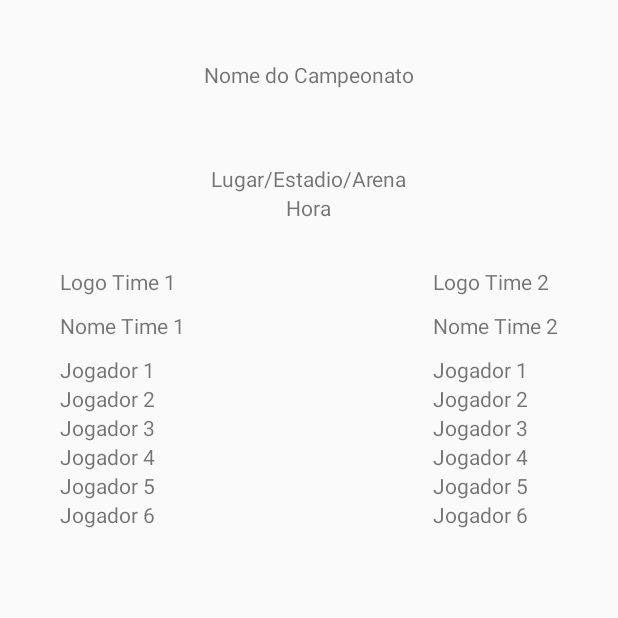
After one commit to igoremendonca/toGol-mobile, an Android app: the EventScreen screen opened directly, with no data from a screen before it, on a phone screen of 412 x 824 dp, the top half of it. The commit adds this screen. Run offline under Robolectric (Android 15) with nearby library versions, the phone set to English and light mode, and no system bars.

Commit message:
Tela de Evento
Inclusão da tela de evento.

```diff
--- a/ToGol/app/src/main/AndroidManifest.xml
+++ b/ToGol/app/src/main/AndroidManifest.xml
@@ -43,6 +43,14 @@
                 <category android:name="android.intent.category.LAUNCHER"/>
             </intent-filter>
         </activity>
+
+        <activity android:name=".EventScreen">
+            <intent-filter>
+                <action android:name="android.intent.action.MAIN"/>
+                <category android:name="android.intent.category.DEFAULT"/>
+            </intent-filter>
+        </activity>
+
     </application>
 
 </manifest>
--- /dev/null
+++ b/ToGol/app/src/main/java/bpm/togol/EventScreen.java
@@ -0,0 +1,34 @@
+package bpm.togol;
+
+import android.app.Activity;
+import android.os.Bundle;
+import android.widget.TextView;
+
+import org.w3c.dom.Text;
+
+/**
+ * Created by Igor on 27/05/2016.
+ */
+public class EventScreen extends Activity {
+
+    private TextView competitionName;
+    private TextView competitionPlace;
+    private TextView competitionHour;
+
+    @Override
+    protected void onCreate(Bundle savedInstanceState) {
+        super.onCreate(savedInstanceState);
+        setContentView(R.layout.event_screen);
+
+        competitionName = (TextView) findViewById(R.id.competitionName);
+        competitionPlace = (TextView) findViewById(R.id.competitionPlace);
+        competitionHour = (TextView) findViewById(R.id.competitionHour);
+
+        getCompetitionInfo();
+    }
+
+    public void getCompetitionInfo() {
+        //implementar a busca por informações sobre a competição e os jogadores
+
+    }
+}
--- a/ToGol/app/src/main/java/bpm/togol/MainActivity.java
+++ b/ToGol/app/src/main/java/bpm/togol/MainActivity.java
@@ -1,12 +1,14 @@
 package bpm.togol;
 
 import android.app.FragmentManager;
+import android.content.Intent;
 import android.graphics.Color;
 import android.graphics.Typeface;
 import android.support.v4.app.FragmentActivity;
 import android.os.Bundle;
 import android.view.Gravity;
 import android.view.View;
+import android.widget.Button;
 import android.widget.LinearLayout;
 import android.widget.TextView;
 
@@ -21,7 +23,7 @@ import com.google.android.gms.maps.model.MarkerOptions;
 
 import bpm.service.EventoService;
 
-public class MainActivity extends FragmentActivity implements OnMapReadyCallback {
+public class MainActivity extends FragmentActivity implements OnMapReadyCallback, GoogleMap.OnMarkerClickListener {
 
     private GoogleMap mMap;
 
@@ -67,7 +69,7 @@ public class MainActivity extends FragmentActivity implements OnMapReadyCallback
         LatLng point4 = new LatLng(-18.895410, -48.284324);
 
         mMap.addMarker(new MarkerOptions().position(point1).title("Amistoso Internacional").snippet("Buffalo Bills X New England Patriots\n22:00").icon(BitmapDescriptorFactory.fromResource(R.drawable.ic_footbal)));
-        mMap.addMarker(new MarkerOptions().position(point2).title("Copa Futel de Futsal").snippet("JuntoMisturados X Roosevelt\n19:00").icon(BitmapDescriptorFactory.fromResource(R.drawable.ic_soccer)));
+        mMap.addMarker(new MarkerOptions().position(point2). title("Copa Futel de Futsal").snippet("JuntoMisturados X Roosevelt\n19:00").icon(BitmapDescriptorFactory.fromResource(R.drawable.ic_soccer)));
         mMap.addMarker(new MarkerOptions().position(point3).title("Campeonato Mineiro de Futebol").snippet("Boa Esporte X Uberlandia\n20:00").icon(BitmapDescriptorFactory.fromResource(R.drawable.ic_soccer)));
         mMap.addMarker(new MarkerOptions().position(point4).title("Copa Uberlandense de Volei").snippet("Poderosas X MiniSaia\n18:00").icon(BitmapDescriptorFactory.fromResource(R.drawable.ic_volei)));
         mMap.setInfoWindowAdapter(new GoogleMap.InfoWindowAdapter() {
@@ -94,8 +96,21 @@ public class MainActivity extends FragmentActivity implements OnMapReadyCallback
                 snippet.setText(marker.getSnippet());
                 snippet.setGravity(Gravity.CENTER);
 
+                Button button = new Button(getBaseContext());
+                button.setText("Ver evento");
+                button.setClickable(true);
+                button.setOnClickListener(new View.OnClickListener() {
+                    @Override
+                    public void onClick(View v) {
+                        System.out.println("Passei aqui");
+                        Intent eventScreen = new Intent(getBaseContext(), EventScreen.class);
+                        startActivity(eventScreen);
+                    }
+                });
+
                 info.addView(title);
                 info.addView(snippet);
+                info.addView(button);
 
                 return info;
             }
@@ -108,4 +123,13 @@ public class MainActivity extends FragmentActivity implements OnMapReadyCallback
         DialogFragmentInicial dialogFragment = new DialogFragmentInicial();
         dialogFragment.show(fm, "Sample Fragment");
     }
+
+    @Override
+    public boolean onMarkerClick(Marker marker) {
+//        Intent eventScreen = new Intent(getBaseContext(), EventScreen.class);
+//        startActivity(eventScreen);
+        System.out.println("Passei por aqui");
+
+        return false;
+    }
 }
--- /dev/null
+++ b/ToGol/app/src/main/res/layout/event_screen.xml
@@ -0,0 +1,174 @@
+<?xml version="1.0" encoding="utf-8"?>
+<LinearLayout xmlns:android="http://schemas.android.com/apk/res/android"
+    android:orientation="vertical"
+    android:layout_width="match_parent"
+    android:layout_height="match_parent">
+
+    <TextView
+        android:layout_width="wrap_content"
+        android:layout_height="wrap_content"
+        android:id="@+id/competitionName"
+        android:text="Nome do Campeonato"
+        android:layout_gravity="center"
+        android:layout_marginTop="40dp"
+        android:layout_marginBottom="20dp"/>
+
+    <TextView
+        android:layout_width="wrap_content"
+        android:layout_height="wrap_content"
+        android:id="@+id/competitionPlace"
+        android:text="Lugar/Estadio/Arena"
+        android:layout_gravity="center"
+        android:layout_marginTop="30dp" />
+
+    <TextView
+        android:layout_width="wrap_content"
+        android:layout_height="wrap_content"
+        android:id="@+id/competitionHour"
+        android:text="Hora"
+        android:layout_gravity="center"
+        android:layout_marginBottom="30dp"/>
+
+    <RelativeLayout
+        android:layout_width="wrap_content"
+        android:layout_height="wrap_content">
+
+        <LinearLayout
+            android:layout_width="wrap_content"
+            android:layout_height="wrap_content"
+            android:orientation="vertical"
+            android:layout_alignParentLeft="true"
+            android:layout_marginLeft="40dp">
+
+            <TextView
+                android:layout_width="match_parent"
+                android:layout_height="match_parent"
+                android:text="Logo Time 1"
+                android:layout_marginBottom="10dp"/>
+
+            <TextView
+                android:layout_width="match_parent"
+                android:layout_height="match_parent"
+                android:text="Nome Time 1"
+                android:layout_marginBottom="10dp"/>
+
+            <TextView
+                android:layout_width="match_parent"
+                android:layout_height="match_parent"
+                android:text="Jogador 1"/>
+            <TextView
+                android:layout_width="match_parent"
+                android:layout_height="match_parent"
+                android:text="Jogador 2"/>
+            <TextView
+                android:layout_width="match_parent"
+                android:layout_height="match_parent"
+                android:text="Jogador 3"/>
+            <TextView
+                android:layout_width="match_parent"
+                android:layout_height="match_parent"
+                android:text="Jogador 4"/>
+            <TextView
+                android:layout_width="match_parent"
+                android:layout_height="match_parent"
+                android:text="Jogador 5"/>
+            <TextView
+                android:layout_width="match_parent"
+                android:layout_height="match_parent"
+                android:text="Jogador 6"/>
+
+        </LinearLayout>
+
+        <LinearLayout
+            android:layout_width="wrap_content"
+            android:layout_height="wrap_content"
+            android:orientation="vertical"
+            android:layout_alignParentRight="true"
+            android:layout_marginRight="40dp">
+
+            <TextView
+                android:layout_width="match_parent"
+                android:layout_height="match_parent"
+                android:text="Logo Time 2"
+                android:layout_marginBottom="10dp"/>
+
+            <TextView
+                android:layout_width="match_parent"
+                android:layout_height="match_parent"
+                android:text="Nome Time 2"
+                android:layout_marginBottom="10dp"/>
+
+            <TextView
+                android:layout_width="match_parent"
+                android:layout_height="match_parent"
+                android:text="Jogador 1"/>
+            <TextView
+                android:layout_width="match_parent"
+                android:layout_height="match_parent"
+                android:text="Jogador 2"/>
+            <TextView
+                android:layout_width="match_parent"
+                android:layout_height="match_parent"
+                android:text="Jogador 3"/>
+            <TextView
+                android:layout_width="match_parent"
+                android:layout_height="match_parent"
+                android:text="Jogador 4"/>
+            <TextView
+                android:layout_width="match_parent"
+                android:layout_height="match_parent"
+                android:text="Jogador 5"/>
+            <TextView
+                android:layout_width="match_parent"
+                android:layout_height="match_parent"
+                android:text="Jogador 6"/>
+
+        </LinearLayout>
+
+    </RelativeLayout>
+
+    <!--<RelativeLayout-->
+        <!--android:layout_width="wrap_content"-->
+        <!--android:layout_height="wrap_content">-->
+
+        <!--<TextView-->
+            <!--android:layout_width="wrap_content"-->
+            <!--android:layout_height="wrap_content"-->
+            <!--android:id="@+id/primeiroText"-->
+            <!--android:text="Primeiro Componente"-->
+            <!--android:layout_marginLeft="40dp"-->
+            <!--android:layout_marginTop="40dp"-->
+            <!--android:drawableBottom="@drawable/ic_soccer"/>-->
+
+        <!--<TextView-->
+            <!--android:layout_width="wrap_content"-->
+            <!--android:layout_height="wrap_content"-->
+            <!--android:id="@+id/segundoText"-->
+            <!--android:text="Segundo Componente"-->
+            <!--android:layout_alignLeft="@id/primeiroText"-->
+            <!--android:layout_alignParentBottom="true"-->
+            <!--android:drawableBottom="@drawable/ic_volei"-->
+            <!--android:layout_marginBottom="40dp"/>-->
+
+        <!--<TextView-->
+            <!--android:layout_width="wrap_content"-->
+            <!--android:layout_height="wrap_content"-->
+            <!--android:id="@+id/terceitoText"-->
+            <!--android:text="Terceiro Componente"-->
+            <!--android:layout_alignParentRight="true"-->
+            <!--android:layout_alignTop="@id/primeiroText"-->
+            <!--android:drawableBottom="@drawable/ic_footbal"-->
+            <!--android:layout_marginRight="40dp"/>-->
+
+        <!--<TextView-->
+            <!--android:layout_width="wrap_content"-->
+            <!--android:layout_height="wrap_content"-->
+            <!--android:id="@+id/quartoText"-->
+            <!--android:text="Quarto Compoente"-->
+            <!--android:layout_alignRight="@id/terceitoText"-->
+            <!--android:layout_alignBottom="@+id/segundoText"-->
+            <!--android:drawableBottom="@drawable/ic_togol"/>-->
+
+    <!--</RelativeLayout>-->
+
+</LinearLayout>
--- a/ToGol/build.gradle
+++ b/ToGol/build.gradle
@@ -5,7 +5,7 @@ buildscript {
         jcenter()
     }
     dependencies {
-        classpath 'com.android.tools.build:gradle:1.5.0'
+        classpath 'com.android.tools.build:gradle:2.1.0'
 
         // NOTE: Do not place your application dependencies here; they belong
         // in the individual module build.gradle files
```
Also changed, not shown: 1 other file.
